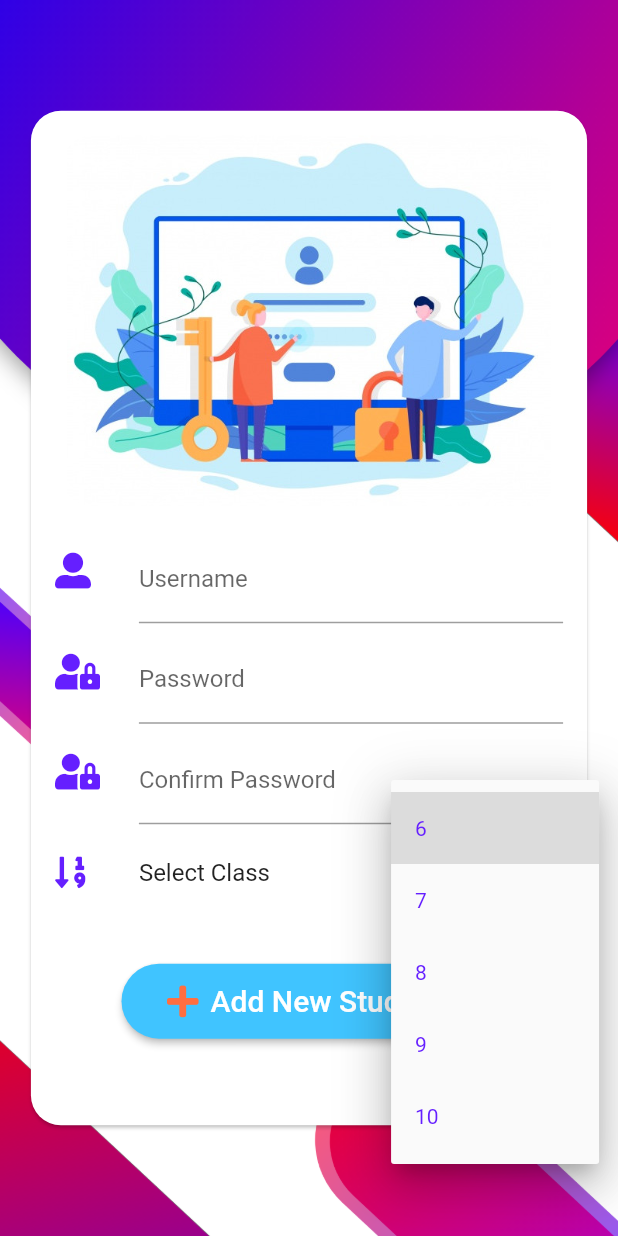
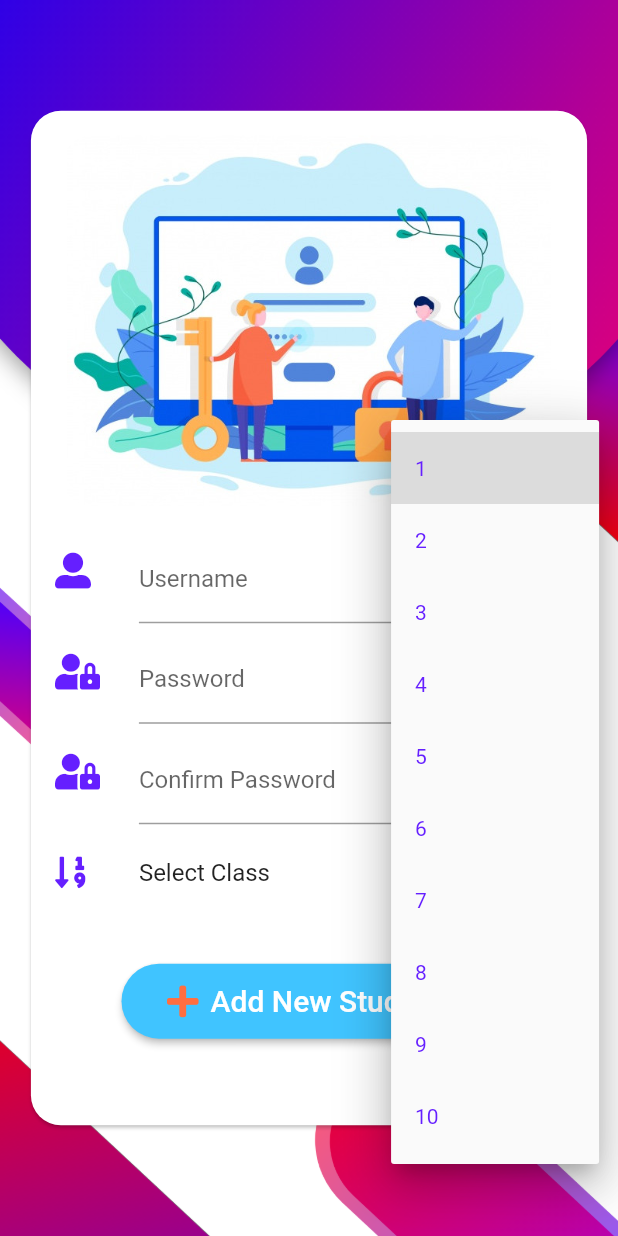
Before and after one commit to Ujjawalmaurya/Mentor, a Flutter app: the SignUpPage screen opened by its route, after a tap on "Select class", on a phone screen of 412 x 824 dp. Run offline on Flutter 3.47's test engine with Material 2 defaults, Android fonts, the phone set to English and light mode, and no system bars; our stand-ins replace cloud_firestore, file_picker, firebase_auth, firebase_core, firebase_database, firebase_storage and 4 more; accounts and stored records are empty.

```diff
--- a/lib/signUpPage.dart
+++ b/lib/signUpPage.dart
@@ -259,8 +259,18 @@ class _SignUpPageState extends State<SignUpPage> {
                             studentClass = newValue;
                           });
                         },
-                        items: <String>['6', '7', '8', '9', '10']
-                            .map<DropdownMenuItem<String>>((String value) {
+                        items: <String>[
+                          '1',
+                          '2',
+                          '3',
+                          '4',
+                          '5',
+                          '6',
+                          '7',
+                          '8',
+                          '9',
+                          '10'
+                        ].map<DropdownMenuItem<String>>((String value) {
                           return DropdownMenuItem<String>(
                             value: value,
                             child: Text(value),
```
Also changed, not shown: lib/tabs/broadCastTab.dart (+11 -0 lines), lib/tabs/chatTab.dart (+12 -0 lines), pubspec.lock.
